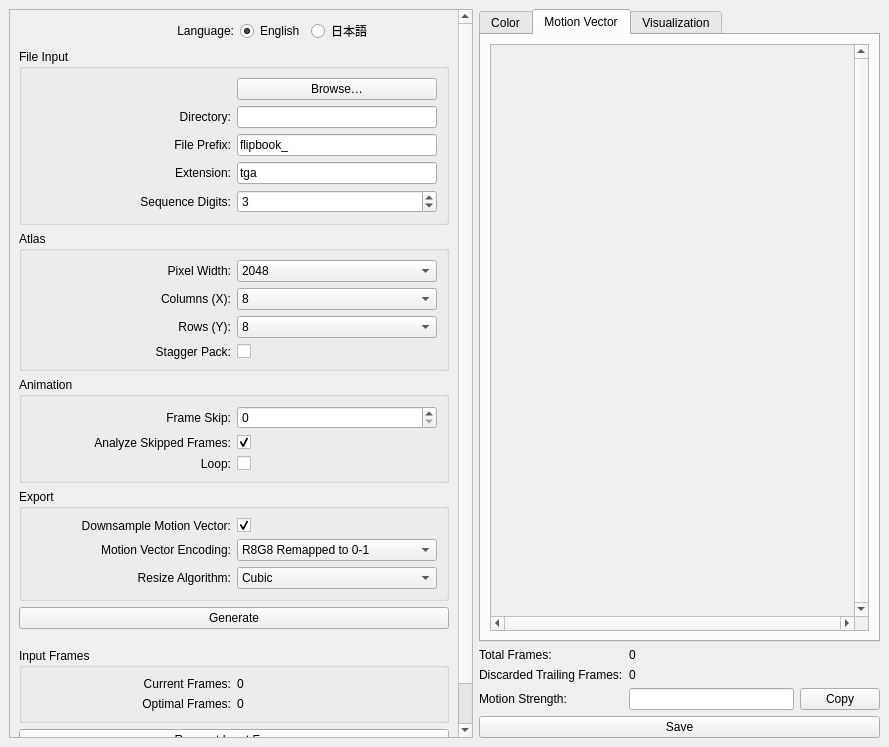
This is app/MainWindow.ui in alexmalyutindev/MotionFrame as Qt 5 draws it before an edit. The edited form follows.
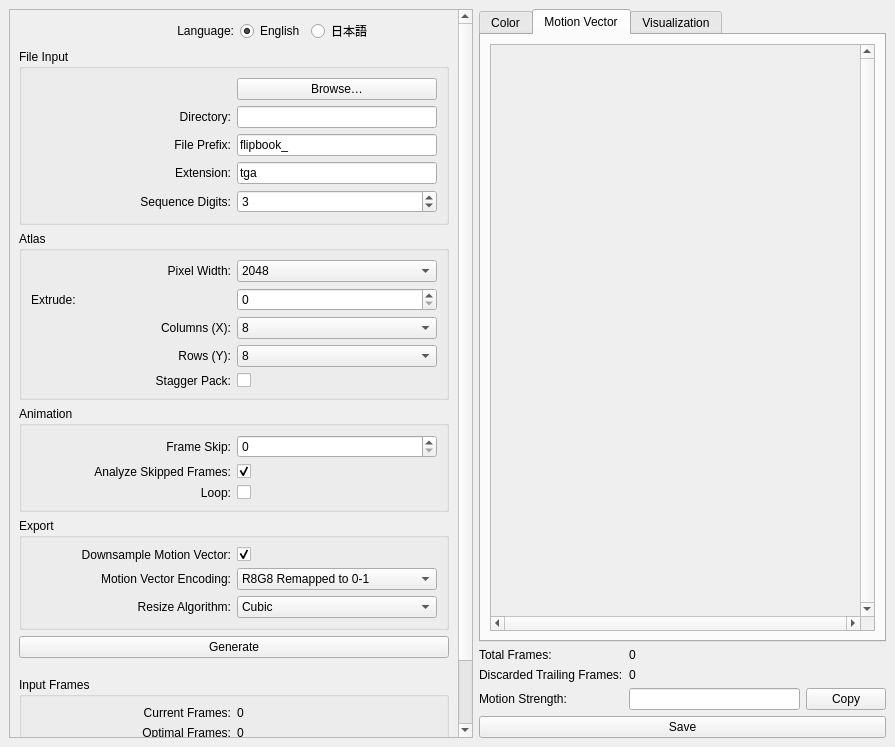
This is the edited form. The open tabs and pages were chosen to show the change.

Commit message: Texture atlas frame extrusion

The edit to the form file:
```diff
--- a/app/MainWindow.ui
+++ b/app/MainWindow.ui
@@ -6,7 +6,7 @@
    <rect>
     <x>0</x>
     <y>0</y>
-    <width>889</width>
+    <width>895</width>
     <height>747</height>
    </rect>
   </property>
@@ -44,7 +44,7 @@
          <x>0</x>
          <y>0</y>
          <width>499</width>
-         <height>897</height>
+         <height>921</height>
         </rect>
        </property>
        <layout class="QVBoxLayout" name="verticalLayout">
@@ -563,6 +563,23 @@
              </item>
             </widget>
            </item>
+           <item row="1" column="0">
+            <widget class="QLabel" name="label_atlas_extrude">
+             <property name="text">
+              <string>Extrude:</string>
+             </property>
+            </widget>
+           </item>
+           <item row="1" column="1">
+            <widget class="QSpinBox" name="number_extrude">
+             <property name="maximum">
+              <number>128</number>
+             </property>
+             <property name="value">
+              <number>0</number>
+             </property>
+            </widget>
+           </item>
           </layout>
          </widget>
         </item>
@@ -602,6 +619,12 @@
            </item>
            <item row="0" column="1">
             <widget class="QSpinBox" name="number_frame_skip">
+             <property name="minimumSize">
+              <size>
+               <width>0</width>
+               <height>0</height>
+              </size>
+             </property>
              <property name="minimum">
               <number>0</number>
              </property>
@@ -996,8 +1019,8 @@
               <rect>
                <x>0</x>
                <y>0</y>
-               <width>278</width>
-               <height>257</height>
+               <width>98</width>
+               <height>40</height>
               </rect>
              </property>
              <layout class="QGridLayout" name="gridLayout_4">
```
Left out of the diff: 22 changed lines with no effect on the pictures. The commit also changes 5 other files.
